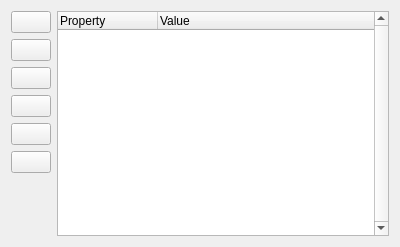
Qt form src/gui/properties/properties_widget.ui (albin-johansson/tactile) before a commit.
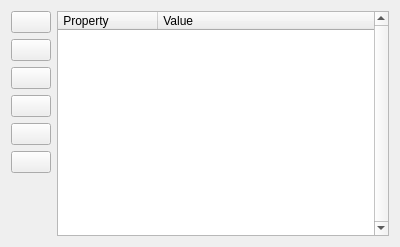
The same form after that commit. Icons and pictures are not drawn.

Patch:
```diff
--- a/src/gui/properties/properties_widget.ui
+++ b/src/gui/properties/properties_widget.ui
@@ -154,7 +154,7 @@
        </attribute>
        <column>
         <property name="text">
-         <string>Property</string>
+         <string> Property</string>
         </property>
         <property name="textAlignment">
          <set>AlignLeading|AlignTop</set>
@@ -162,7 +162,7 @@
        </column>
        <column>
         <property name="text">
-         <string>Value</string>
+         <string> Value</string>
         </property>
        </column>
       </widget>
```
